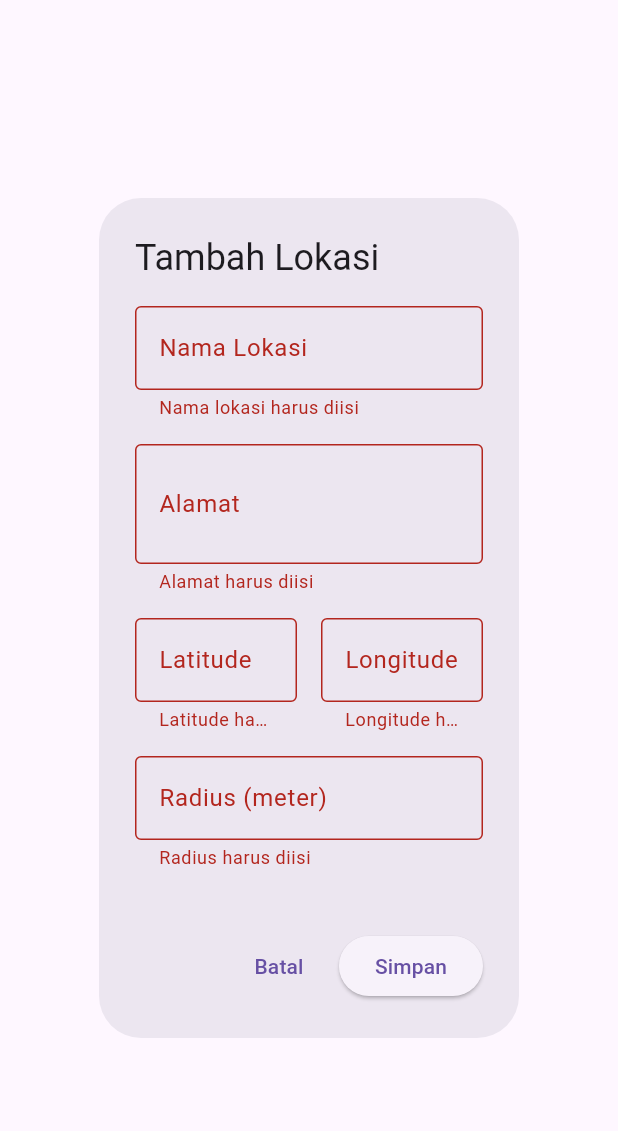
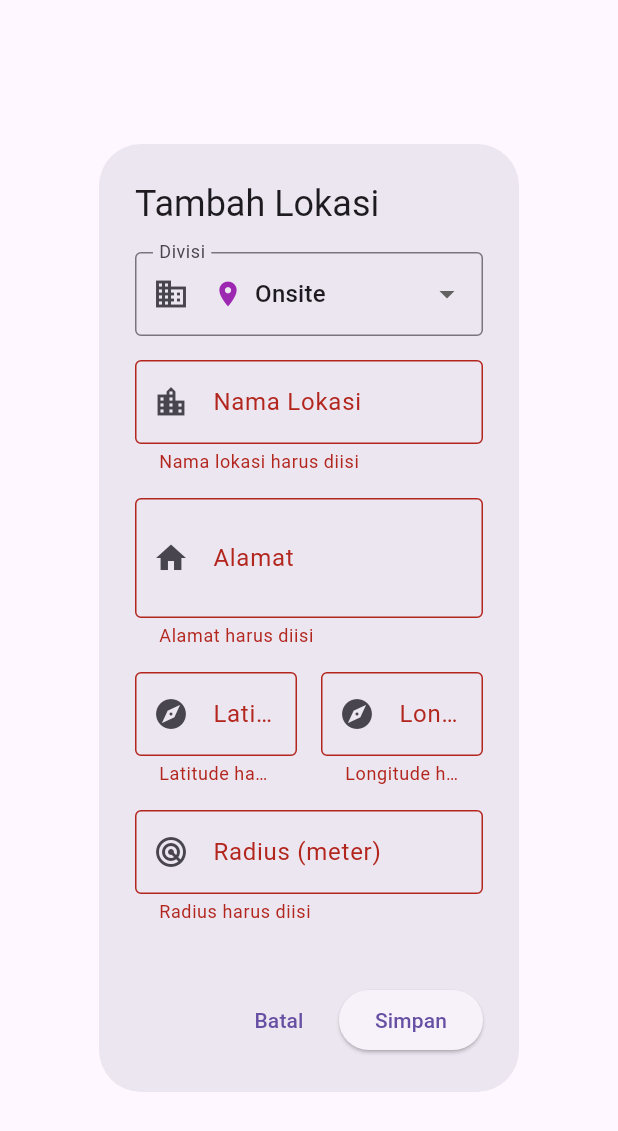
Before and after one commit to AkhyarAzamta/apk_absensi, a Flutter app: the LocationFormDialog widget shown alone on an empty page, opened directly with empty values, after a tap on "Simpan", on a phone screen of 412 x 824 dp. Shown: the top 1131 px of the screen. Run offline on Flutter 3.47's test engine with Material 3 defaults, Android fonts, the light colour scheme and no system bars; our stand-ins replace dio, geolocator, image_picker, shared_preferences; missing offline and left inert: dart:html, dart:js, dart:ui_web; accounts and stored records are empty; network calls fail.

Commit message:
frontend/bugfix: add input selected division

```diff
--- /dev/null
+++ b/frontend/lib/models/division_model.dart
@@ -0,0 +1,90 @@
+// lib/models/division_model.dart
+import 'package:flutter/material.dart';
+
+enum Division {
+  FINANCE,
+  APO,
+  FRONT_DESK,
+  ONSITE,
+}
+
+extension DivisionExtension on Division {
+  String get label {
+    switch (this) {
+      case Division.FINANCE:
+        return 'FINANCE';
+      case Division.APO:
+        return 'APO';
+      case Division.FRONT_DESK:
+        return 'FRONT DESK';
+      case Division.ONSITE:
+        return 'ONSITE';
+      default:
+        return 'UNKNOWN';
+    }
+  }
+
+  String get displayName {
+    switch (this) {
+      case Division.FINANCE:
+        return 'Finance';
+      case Division.APO:
+        return 'APO';
+      case Division.FRONT_DESK:
+        return 'Front Desk';
+      case Division.ONSITE:
+        return 'Onsite';
+      default:
+        return 'Unknown';
+    }
+  }
+
+  Color get color {
+    switch (this) {
+      case Division.FINANCE:
+        return Colors.green;
+      case Division.APO:
+        return Colors.blue;
+      case Division.FRONT_DESK:
+        return Colors.orange;
+      case Division.ONSITE:
+        return Colors.purple;
+      default:
+        return Colors.grey;
+    }
+  }
+
+  IconData get icon {
+    switch (this) {
+      case Division.FINANCE:
+        return Icons.attach_money;
+      case Division.APO:
+        return Icons.business_center;
+      case Division.FRONT_DESK:
+        return Icons.desk;
+      case Division.ONSITE:
+        return Icons.location_on;
+      default:
+        return Icons.business;
+    }
+  }
+}
+
+class DivisionHelper {
+  static List<Division> get allDivisions => Division.values;
+
+  static Division fromString(String value) {
+    try {
+      return Division.values.firstWhere(
+        (e) => e.toString().split('.').last == value.toUpperCase(),
+      );
+    } catch (e) {
+      return Division.ONSITE; // default fallback
+    }
+  }
+
+  static String toDisplayString(String value) {
+    final division = fromString(value);
+    return division.displayName;
+  }
+}
--- a/frontend/lib/models/onsite_location_model.dart
+++ b/frontend/lib/models/onsite_location_model.dart
@@ -1,4 +1,7 @@
 // lib/models/onsite_location_model.dart
+import 'package:apk_absensi/models/division_model.dart';
+import 'package:flutter/material.dart'; // ✅ IMPORT BARU
+
 class OnsiteLocation {
   final int id;
   final String name;
@@ -57,4 +60,10 @@ class OnsiteLocation {
       'updatedAt': updatedAt.toIso8601String(),
     };
   }
+
+  // ✅ PERBAIKAN: Helper methods untuk division
+  Division get divisionEnum => DivisionHelper.fromString(division);
+  String get divisionDisplayName => divisionEnum.displayName;
+  Color get divisionColor => divisionEnum.color;
+  IconData get divisionIcon => divisionEnum.icon;
 }
--- a/frontend/lib/screens/admin/division/onsite_locations_tab.dart
+++ b/frontend/lib/screens/admin/division/onsite_locations_tab.dart
@@ -3,6 +3,7 @@ import 'package:flutter/material.dart';
 import 'package:apk_absensi/models/onsite_location_model.dart';
 import 'package:apk_absensi/services/onsite_location_service.dart';
 import 'package:apk_absensi/widgets/loading_widget.dart';
+import 'package:apk_absensi/models/division_model.dart';
 
 class OnsiteLocationsTab extends StatefulWidget {
   final String division;
@@ -34,7 +35,7 @@ class _OnsiteLocationsTabState extends State<OnsiteLocationsTab> {
     });
 
     try {
-      final locations = await OnsiteLocationService.getLocationsDivision(
+      final locations = await OnsiteLocationService.getLocationsByDivision(
         widget.division,
       );
 
@@ -77,6 +78,7 @@ class _OnsiteLocationsTabState extends State<OnsiteLocationsTab> {
     }
   }
 
+  // ✅ TAMBAHKAN: Method _createLocation yang hilang
   Future<void> _createLocation(Map<String, dynamic> data) async {
     try {
       setState(() {
@@ -86,6 +88,8 @@ class _OnsiteLocationsTabState extends State<OnsiteLocationsTab> {
       await OnsiteLocationService.createLocation(data);
       await _loadLocations();
 
+      if (!mounted) return;
+
       ScaffoldMessenger.of(context).showSnackBar(
         const SnackBar(
           content: Text('Lokasi berhasil ditambahkan'),
@@ -93,6 +97,8 @@ class _OnsiteLocationsTabState extends State<OnsiteLocationsTab> {
         ),
       );
     } catch (e) {
+      if (!mounted) return;
+
       ScaffoldMessenger.of(context).showSnackBar(
         SnackBar(
           content: Text('Gagal menambahkan lokasi: $e'),
@@ -108,6 +114,7 @@ class _OnsiteLocationsTabState extends State<OnsiteLocationsTab> {
     }
   }
 
+  // ✅ TAMBAHKAN: Method _updateLocation yang hilang
   Future<void> _updateLocation(int id, Map<String, dynamic> data) async {
     try {
       setState(() {
@@ -117,6 +124,8 @@ class _OnsiteLocationsTabState extends State<OnsiteLocationsTab> {
       await OnsiteLocationService.updateLocation(id, data);
       await _loadLocations();
 
+      if (!mounted) return;
+
       ScaffoldMessenger.of(context).showSnackBar(
         const SnackBar(
           content: Text('Lokasi berhasil diperbarui'),
@@ -124,6 +133,8 @@ class _OnsiteLocationsTabState extends State<OnsiteLocationsTab> {
         ),
       );
     } catch (e) {
+      if (!mounted) return;
+
       ScaffoldMessenger.of(context).showSnackBar(
         SnackBar(
           content: Text('Gagal memperbarui lokasi: $e'),
@@ -139,6 +150,7 @@ class _OnsiteLocationsTabState extends State<OnsiteLocationsTab> {
     }
   }
 
+  // ✅ TAMBAHKAN: Method _toggleLocationStatus yang hilang
   Future<void> _toggleLocationStatus(int id, bool currentStatus) async {
     try {
       setState(() {
@@ -147,6 +159,8 @@ class _OnsiteLocationsTabState extends State<OnsiteLocationsTab> {
 
       await OnsiteLocationService.toggleLocationStatus(id);
       await _loadLocations();
+
+      if (!mounted) return;
 
       ScaffoldMessenger.of(context).showSnackBar(
         SnackBar(
@@ -157,6 +171,8 @@ class _OnsiteLocationsTabState extends State<OnsiteLocationsTab> {
         ),
       );
     } catch (e) {
+      if (!mounted) return;
+
       ScaffoldMessenger.of(context).showSnackBar(
         SnackBar(
           content: Text('Gagal mengubah status lokasi: $e'),
@@ -172,6 +188,7 @@ class _OnsiteLocationsTabState extends State<OnsiteLocationsTab> {
     }
   }
 
+  // ✅ TAMBAHKAN: Method _deleteLocation yang hilang
   Future<void> _deleteLocation(int id) async {
     final confirmed = await showDialog<bool>(
       context: context,
@@ -201,6 +218,8 @@ class _OnsiteLocationsTabState extends State<OnsiteLocationsTab> {
         await OnsiteLocationService.deleteLocation(id);
         await _loadLocations();
 
+        if (!mounted) return;
+
         ScaffoldMessenger.of(context).showSnackBar(
           const SnackBar(
             content: Text('Lokasi berhasil dihapus'),
@@ -208,6 +227,8 @@ class _OnsiteLocationsTabState extends State<OnsiteLocationsTab> {
           ),
         );
       } catch (e) {
+        if (!mounted) return;
+
         ScaffoldMessenger.of(context).showSnackBar(
           SnackBar(
             content: Text('Gagal menghapus lokasi: $e'),
@@ -225,14 +246,20 @@ class _OnsiteLocationsTabState extends State<OnsiteLocationsTab> {
   }
 
   Widget _buildLocationCard(OnsiteLocation location) {
+    final division = DivisionHelper.fromString(location.division);
+
     return Card(
       elevation: 2,
       margin: const EdgeInsets.symmetric(horizontal: 16, vertical: 8),
       child: ListTile(
-        leading: Icon(
-          location.isActive ? Icons.location_on : Icons.location_off,
-          color: location.isActive ? Colors.green : Colors.grey,
-          size: 32,
+        leading: Container(
+          width: 40,
+          height: 40,
+          decoration: BoxDecoration(
+            color: division.color.withOpacity(0.2),
+            shape: BoxShape.circle,
+          ),
+          child: Icon(division.icon, color: division.color, size: 20),
         ),
         title: Text(
           location.name,
@@ -246,17 +273,59 @@ class _OnsiteLocationsTabState extends State<OnsiteLocationsTab> {
           children: [
             Text(location.address),
             const SizedBox(height: 4),
+            Row(
+              children: [
+                Container(
+                  padding: const EdgeInsets.symmetric(
+                    horizontal: 8,
+                    vertical: 2,
+                  ),
+                  decoration: BoxDecoration(
+                    color: division.color.withOpacity(0.1),
+                    borderRadius: BorderRadius.circular(4),
+                    border: Border.all(color: division.color.withOpacity(0.3)),
+                  ),
+                  child: Text(
+                    division.displayName,
+                    style: TextStyle(
+                      fontSize: 10,
+                      fontWeight: FontWeight.bold,
+                      color: division.color,
+                    ),
+                  ),
+                ),
+                const SizedBox(width: 8),
+                Icon(
+                  location.isActive ? Icons.check_circle : Icons.remove_circle,
+                  size: 12,
+                  color: location.isActive ? Colors.green : Colors.grey,
+                ),
+                const SizedBox(width: 4),
+                Text(
+                  location.isActive ? 'Aktif' : 'Nonaktif',
+                  style: TextStyle(
+                    fontSize: 10,
+                    color: location.isActive ? Colors.green : Colors.grey,
+                  ),
+                ),
+              ],
+            ),
+            const SizedBox(height: 4),
             Text(
               'Koordinat: ${location.latitude.toStringAsFixed(6)}, ${location.longitude.toStringAsFixed(6)}',
+              style: const TextStyle(fontSize: 12),
             ),
-            Text('Radius: ${location.radius} meter'),
+            Text(
+              'Radius: ${location.radius} meter',
+              style: const TextStyle(fontSize: 12),
+            ),
           ],
         ),
         trailing: Row(
           mainAxisSize: MainAxisSize.min,
           children: [
             IconButton(
-              icon: Icon(Icons.edit, color: Colors.blue),
+              icon: const Icon(Icons.edit, color: Colors.blue),
               onPressed: () => _showEditLocationDialog(location),
             ),
             IconButton(
@@ -268,7 +337,7 @@ class _OnsiteLocationsTabState extends State<OnsiteLocationsTab> {
                   _toggleLocationStatus(location.id, location.isActive),
             ),
             IconButton(
-              icon: Icon(Icons.delete, color: Colors.red),
+              icon: const Icon(Icons.delete, color: Colors.red),
               onPressed: () => _deleteLocation(location.id),
             ),
           ],
@@ -381,18 +450,24 @@ class _LocationFormDialogState extends State<LocationFormDialog> {
   final _latitudeController = TextEditingController();
   final _longitudeController = TextEditingController();
   final _radiusController = TextEditingController();
+
+  Division _selectedDivision = Division.ONSITE;
   bool _isActive = true;
 
   @override
   void initState() {
     super.initState();
+
     if (widget.location != null) {
+      _selectedDivision = DivisionHelper.fromString(widget.location!.division);
       _nameController.text = widget.location!.name;
       _addressController.text = widget.location!.address;
       _latitudeController.text = widget.location!.latitude.toString();
       _longitudeController.text = widget.location!.longitude.toString();
       _radiusController.text = widget.location!.radius.toString();
       _isActive = widget.location!.isActive;
+    } else {
+      _selectedDivision = DivisionHelper.fromString(widget.division);
     }
   }
 
@@ -416,11 +491,47 @@ class _LocationFormDialogState extends State<LocationFormDialog> {
           child: Column(
             mainAxisSize: MainAxisSize.min,
             children: [
+              DropdownButtonFormField<Division>(
+                value: _selectedDivision,
+                decoration: const InputDecoration(
+                  labelText: 'Divisi',
+                  border: OutlineInputBorder(),
+                  prefixIcon: Icon(Icons.business),
+                ),
+                items: Division.values.map((Division division) {
+                  return DropdownMenuItem<Division>(
+                    value: division,
+                    child: Row(
+                      children: [
+                        Icon(division.icon, color: division.color, size: 20),
+                        const SizedBox(width: 8),
+                        Text(division.displayName),
+                      ],
+                    ),
+                  );
+                }).toList(),
+                onChanged: (Division? newValue) {
+                  if (newValue != null) {
+                    setState(() {
+                      _selectedDivision = newValue;
+                    });
+                  }
+                },
+                validator: (value) {
+                  if (value == null) {
+                    return 'Pilih divisi';
+                  }
+                  return null;
+                },
+              ),
+              const SizedBox(height: 16),
+
               TextFormField(
                 controller: _nameController,
                 decoration: const InputDecoration(
                   labelText: 'Nama Lokasi',
                   border: OutlineInputBorder(),
+                  prefixIcon: Icon(Icons.location_city),
                 ),
                 validator: (value) {
                   if (value == null || value.isEmpty) {
@@ -430,11 +541,13 @@ class _LocationFormDialogState extends State<LocationFormDialog> {
                 },
               ),
               const SizedBox(height: 16),
+
               TextFormField(
                 controller: _addressController,
                 decoration: const InputDecoration(
                   labelText: 'Alamat',
                   border: OutlineInputBorder(),
+                  prefixIcon: Icon(Icons.home),
                 ),
                 maxLines: 2,
                 validator: (value) {
@@ -445,6 +558,7 @@ class _LocationFormDialogState extends State<LocationFormDialog> {
                 },
               ),
               const SizedBox(height: 16),
+
               Row(
                 children: [
                   Expanded(
@@ -453,6 +567,7 @@ class _LocationFormDialogState extends State<LocationFormDialog> {
                       decoration: const InputDecoration(
                         labelText: 'Latitude',
                         border: OutlineInputBorder(),
+                        prefixIcon: Icon(Icons.explore),
                       ),
                       keyboardType: TextInputType.number,
                       validator: (value) {
@@ -461,6 +576,10 @@ class _LocationFormDialogState extends State<LocationFormDialog> {
                         }
                         if (double.tryParse(value) == null) {
                           return 'Latitude harus angka';
+                        }
+                        final lat = double.parse(value);
+                        if (lat < -90 || lat > 90) {
+                          return 'Latitude harus antara -90 sampai 90';
                         }
                         return null;
                       },
@@ -473,6 +592,7 @@ class _LocationFormDialogState extends State<LocationFormDialog> {
                       decoration: const InputDecoration(
                         labelText: 'Longitude',
                         border: OutlineInputBorder(),
+                        prefixIcon: Icon(Icons.explore),
                       ),
                       keyboardType: TextInputType.number,
                       validator: (value) {
@@ -482,6 +602,10 @@ class _LocationFormDialogState extends State<LocationFormDialog> {
                         if (double.tryParse(value) == null) {
                           return 'Longitude harus angka';
                         }
+                        final lng = double.parse(value);
+                        if (lng < -180 || lng > 180) {
+                          return 'Longitude harus antara -180 sampai 180';
+                        }
                         return null;
                       },
                     ),
@@ -489,11 +613,13 @@ class _LocationFormDialogState extends State<LocationFormDialog> {
                 ],
               ),
               const SizedBox(height: 16),
+
               TextFormField(
                 controller: _radiusController,
                 decoration: const InputDecoration(
                   labelText: 'Radius (meter)',
                   border: OutlineInputBorder(),
+                  prefixIcon: Icon(Icons.radar),
                   suffixText: 'meter',
                 ),
                 keyboardType: TextInputType.number,
@@ -505,13 +631,14 @@ class _LocationFormDialogState extends State<LocationFormDialog> {
                   if (radius == null) {
                     return 'Radius harus angka';
                   }
-                  if (radius < 50 || radius > 5000) {
-                    return 'Radius harus antara 50-5000 meter';
+                  if (radius < 5 || radius > 5000) {
+                    return 'Radius harus antara 5-5000 meter';
                   }
                   return null;
                 },
               ),
               const SizedBox(height: 16),
+
               if (widget.location != null)
                 SwitchListTile(
                   title: const Text('Aktif'),
@@ -536,7 +663,7 @@ class _LocationFormDialogState extends State<LocationFormDialog> {
                 'latitude': double.parse(_latitudeController.text),
                 'longitude': double.parse(_longitudeController.text),
                 'radius': int.parse(_radiusController.text),
-                'division': widget.division,
+                'division': _selectedDivision.label,
                 'isActive': _isActive,
               });
             }
```
Also changed, not shown: frontend/lib/services/onsite_location_service.dart (+25 -3 lines), 1 other file.
